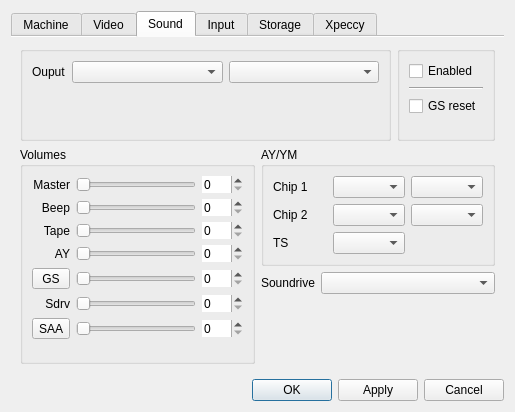
Old version of the form ui/setupwin.ui in the repository samstyle/Xpeccy.
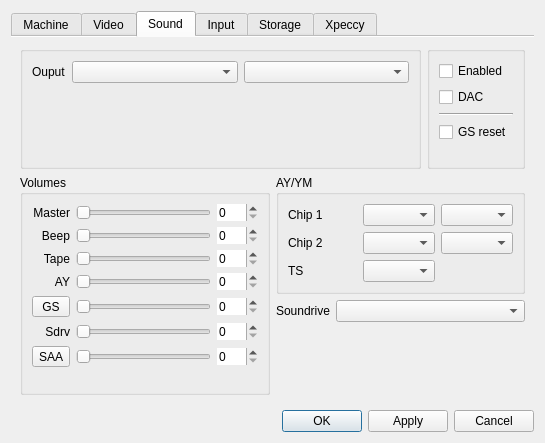
New version of the form. The open tabs and pages were chosen to show the change. Icons and pictures are not drawn. Custom widgets are drawn as their Qt base class.

```diff
--- a/ui/setupwin.ui
+++ b/ui/setupwin.ui
@@ -6,8 +6,8 @@
    <rect>
     <x>0</x>
     <y>0</y>
-    <width>505</width>
-    <height>412</height>
+    <width>545</width>
+    <height>443</height>
    </rect>
   </property>
   <property name="sizePolicy">
@@ -760,6 +760,13 @@
                 </property>
                </widget>
               </item>
+              <item>
+               <widget class="QCheckBox" name="cbdac">
+                <property name="text">
+                 <string>DAC</string>
+                </property>
+               </widget>
+              </item>
               <item>
                <widget class="Line" name="line_3">
                 <property name="orientation">
```
